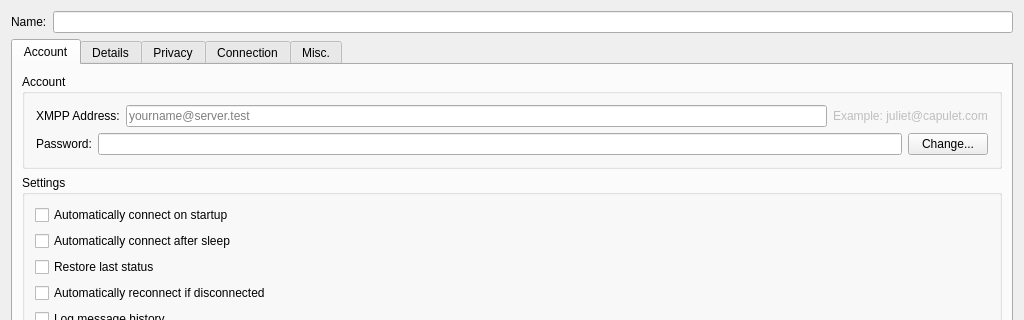
Qt form src/accountmodify.ui (psi-im/psi) before a commit; both pictures show x 0 to 1024 and y 0 to 320 of the 1024 by 800 pixel window.
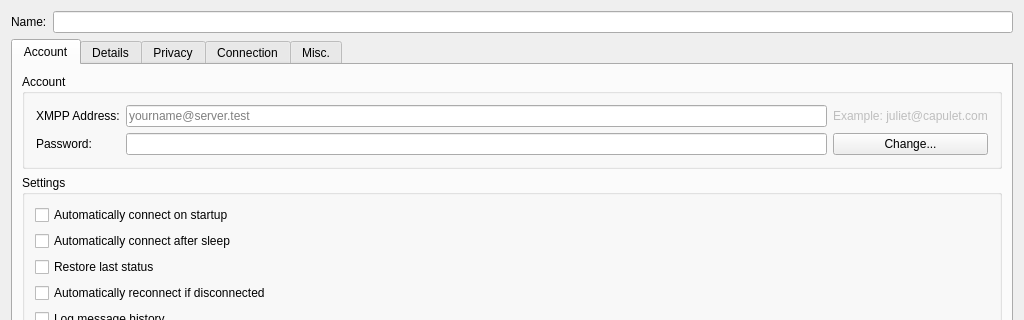
The same form after that commit.

Commit message: accountmodify.ui: move password as a second line after JID

The edit to the form file:
```diff
--- a/src/accountmodify.ui
+++ b/src/accountmodify.ui
@@ -124,33 +124,14 @@
               </property>
              </widget>
             </item>
-           </layout>
-          </item>
-          <item>
-           <layout class="QHBoxLayout">
-            <property name="spacing">
-             <number>6</number>
-            </property>
-            <property name="leftMargin">
-             <number>0</number>
-            </property>
-            <property name="topMargin">
-             <number>0</number>
-            </property>
-            <property name="rightMargin">
-             <number>0</number>
-            </property>
-            <property name="bottomMargin">
-             <number>0</number>
-            </property>
-            <item>
+            <item row="1" column="0">
              <widget class="QLabel" name="textLabel1">
               <property name="text">
                <string>Password:</string>
               </property>
              </widget>
             </item>
-            <item>
+            <item row="1" column="1">
              <widget class="QLineEdit" name="le_pass">
               <property name="inputMethodHints">
                <set>Qt::ImhNoAutoUppercase|Qt::ImhNoPredictiveText|Qt::ImhPreferLatin|Qt::ImhSensitiveData</set>
@@ -160,7 +141,7 @@
               </property>
              </widget>
             </item>
-            <item>
+            <item row="1" column="2">
              <widget class="QPushButton" name="pb_changepw">
               <property name="text">
                <string>Change...</string>
```
